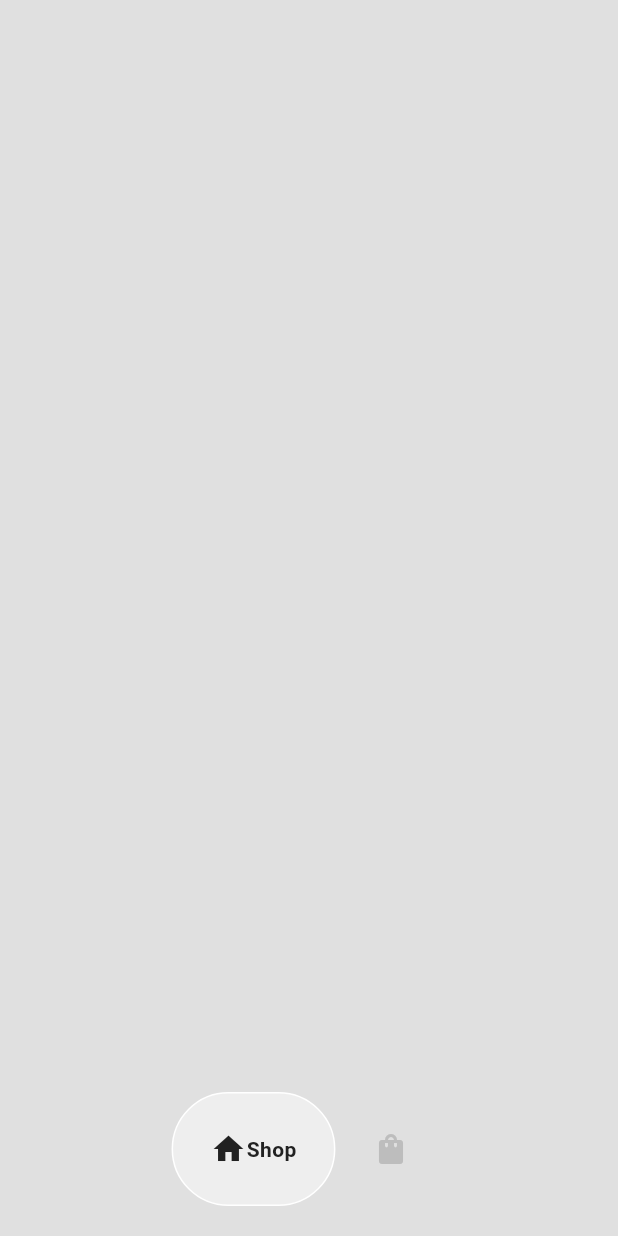
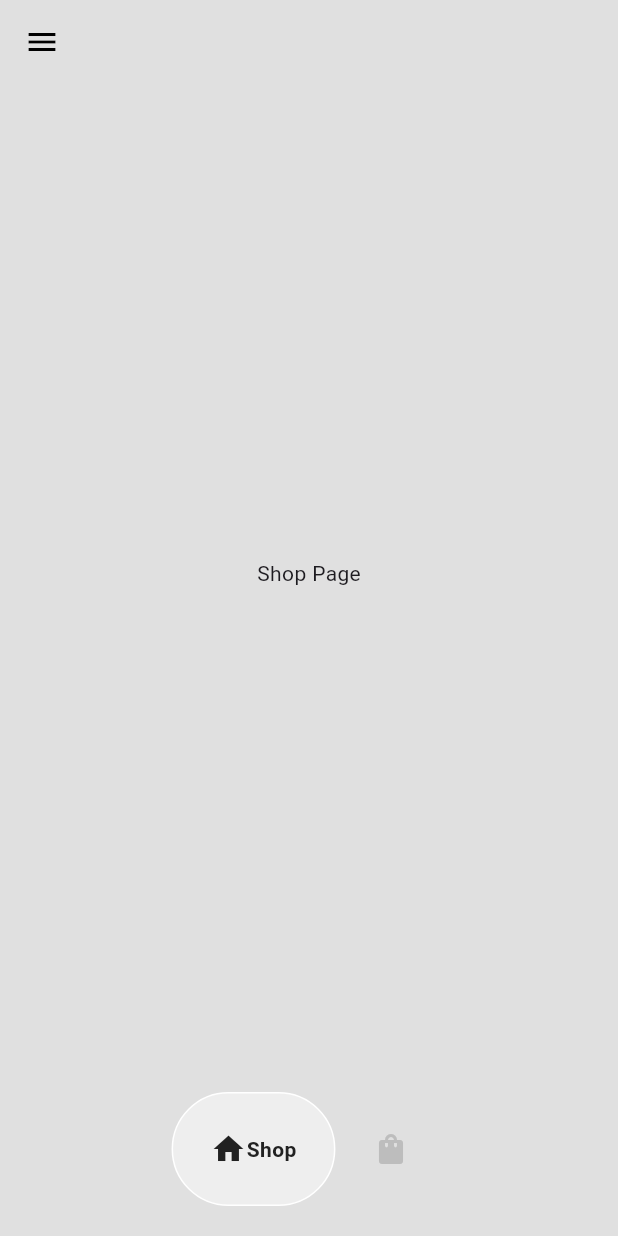
Before and after one commit to SatyamIT86/Sneakers-Shop-App, a Flutter app: the HomePage screen opened directly, on a phone screen of 412 x 824 dp. Run offline on Flutter 3.47's test engine with Material 3 defaults, Android fonts, the phone set to English and light mode, and no system bars; drawn by our look-alikes of google_nav_bar.

Commit message:
Routing in between home page cart page

```diff
--- a/lib/pages/Home_Page.dart
+++ b/lib/pages/Home_Page.dart
@@ -1,5 +1,7 @@
 import 'package:flutter/material.dart';
 import 'package:sneakers_shop_app/components/botttom_nav_bar.dart';
+import 'package:sneakers_shop_app/pages/cart_page.dart';
+import 'package:sneakers_shop_app/pages/shop_page.dart';
 
 class HomePage extends StatefulWidget {
   const HomePage({super.key});
@@ -16,6 +18,8 @@ class _HomePageState extends State<HomePage> {
     });
   }
 
+  final List<Widget> _pages = [const ShopPage(), const CartPage()];
+
   @override
   Widget build(BuildContext context) {
     return Scaffold(
@@ -23,6 +27,14 @@ class _HomePageState extends State<HomePage> {
       bottomNavigationBar: MyButtomNavBar(
         onTabChange: (index) => navigatebottombar(index),
       ),
+      appBar: AppBar(
+        backgroundColor: Colors.transparent,
+        leading: IconButton(
+          onPressed: () {},
+          icon: Icon(Icons.menu, color: Colors.black),
+        ),
+      ),
+      body: _pages[_selectedIndex],
     );
   }
 }
--- /dev/null
+++ b/lib/pages/shop_page.dart
@@ -0,0 +1,15 @@
+import 'package:flutter/material.dart';
+
+class ShopPage extends StatefulWidget {
+  const ShopPage({super.key});
+
+  @override
+  State<ShopPage> createState() => _ShopPageState();
+}
+
+class _ShopPageState extends State<ShopPage> {
+  @override
+  Widget build(BuildContext context) {
+    return Center(child: Text("Shop Page"));
+  }
+}
```
Also changed, not shown: lib/pages/cart_page.dart (added, +15 -0 lines).
